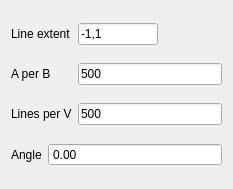
Old version of the form GalvoTuningScanConfigWidget.ui in the repository djsperka/vortup.
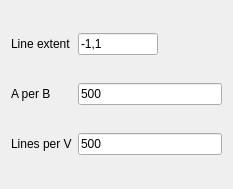
New version of the form.

Commit message: Fixes to incorporate new scan type.

```diff
--- a/GalvoTuningScanConfigWidget.ui
+++ b/GalvoTuningScanConfigWidget.ui
@@ -73,20 +73,6 @@
      </property>
     </widget>
    </item>
-   <item row="3" column="1" colspan="2">
-    <widget class="QDoubleSpinBox" name="dsbAngle">
-     <property name="buttonSymbols">
-      <enum>QAbstractSpinBox::NoButtons</enum>
-     </property>
-    </widget>
-   </item>
-   <item row="3" column="0">
-    <widget class="QLabel" name="label_6">
-     <property name="text">
-      <string>Angle</string>
-     </property>
-    </widget>
-   </item>
    <item row="2" column="2">
     <widget class="QLineEdit" name="leLperV">
      <property name="minimumSize">
```
Left out of the diff: 2 changed lines with no effect on the pictures. The commit also changes 7 other files.
